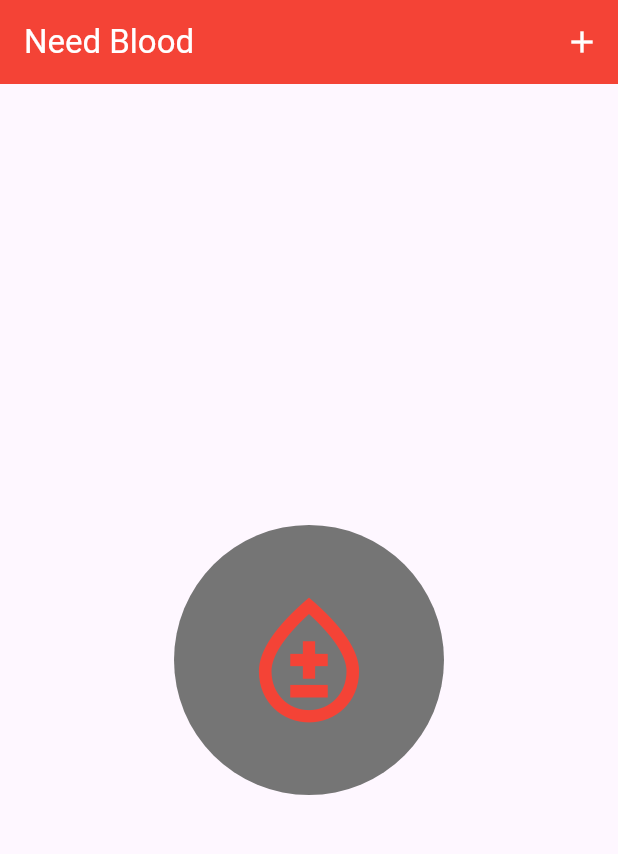
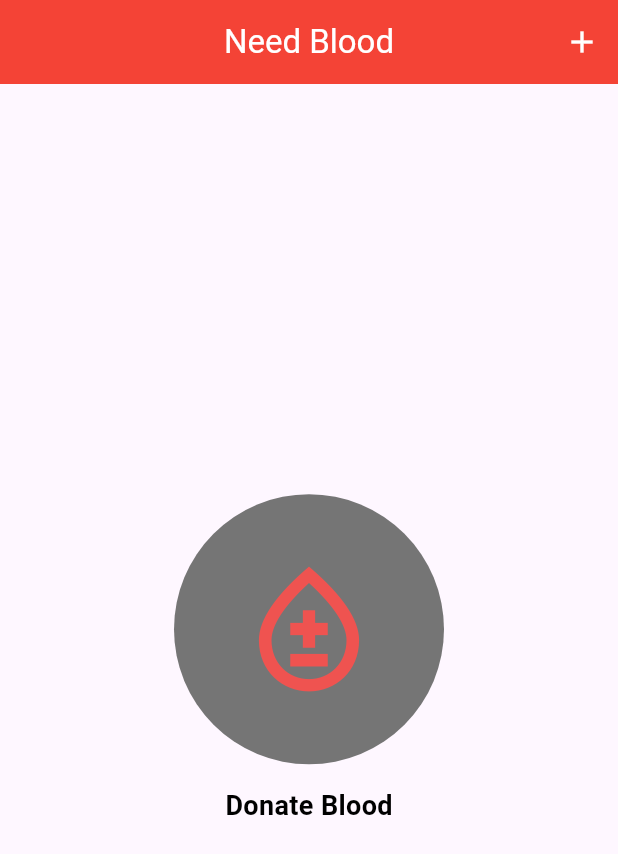
Before and after one commit to Hasib-39/live_test_2, a Flutter app: the screen it shows after launch, on a phone screen of 412 x 824 dp. Shown: the top 854 px of the screen. Run offline on Flutter 3.47's test engine with Material 3 defaults, Android fonts, the phone set to English and light mode, and no system bars.

Commit message:
Final Commit

```diff
--- a/lib/main.dart
+++ b/lib/main.dart
@@ -23,6 +23,7 @@ class DonateBlood extends StatelessWidget {
   Widget build(BuildContext context) {
     return Scaffold(
       appBar: AppBar(
+        centerTitle: true,
         title: const Text(
             "Need Blood",
           style: TextStyle(
@@ -47,10 +48,19 @@ class DonateBlood extends StatelessWidget {
             CircleAvatar(
               backgroundColor: Colors.grey[600],
               radius: 90,
-              child: const Icon(
+              child: Icon(
                 Icons.bloodtype_outlined,
-                color: Colors.red,
+                color: Colors.red[400],
                 size:100,
+              ),
+            ),
+            const SizedBox(height: 15,),
+            const Text(
+                "Donate Blood",
+              style: TextStyle(
+                color: Colors.black,
+                fontWeight: FontWeight.bold,
+                fontSize: 18
               ),
             )
           ],
```
